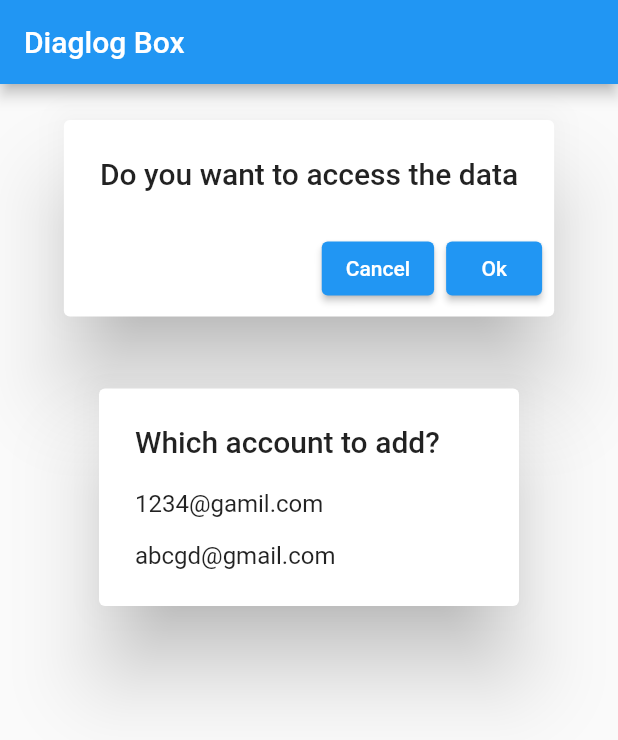
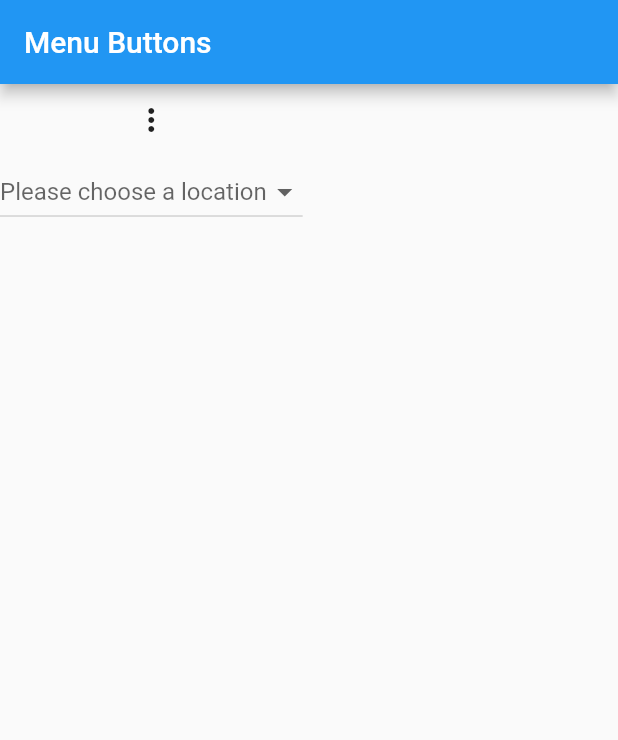
Before and after one commit to bilal1080/Cards, a Flutter app: the screen it shows after launch, on a phone screen of 412 x 824 dp. Shown: the top 740 px of the screen. Run offline on Flutter 3.47's test engine with Material 2 defaults, Android fonts, the phone set to English and light mode, and no system bars.

Commit message:
8th commit

```diff
--- a/lib/Dialog.dart
+++ b/lib/Dialog.dart
@@ -26,6 +26,10 @@ class DialogBox extends StatelessWidget {
                SimpleDialogOption(
                  child: Text("1234@gamil.com"),
                ),
+               Divider(
+                indent: 16,
+                 endIndent: 16,
+              ),
                 SimpleDialogOption(
                  child: Text("abcgd@gmail.com"),
                )
--- /dev/null
+++ b/lib/Menu.dart
@@ -0,0 +1,59 @@
+import 'package:flutter/material.dart';
+
+// ignore: camel_case_types
+class menuButtons extends StatefulWidget {
+
+  @override
+  _menuButtonsState createState() => _menuButtonsState();
+}
+
+// ignore: camel_case_types
+class _menuButtonsState extends State<menuButtons> {
+  List<String> _locations = ['A', 'B', 'C', 'D']; // Option 2
+   String ?selectedLocation;
+  @override
+  Widget build(BuildContext context) {
+
+    String dropdownValue = 'One';
+    return MaterialApp(
+      debugShowCheckedModeBanner: false,
+      home: Scaffold(
+        appBar: AppBar(
+          title: Text("Menu Buttons"),),
+          body: Column(
+            children: [
+              PopupMenuButton(
+                  itemBuilder: (BuildContext context) => <PopupMenuEntry>[
+                    PopupMenuItem(
+                      child: ListTile(
+                        title: Text('item 1'),
+                        leading: Icon(Icons.add),
+                      )),
+                    PopupMenuItem(
+                      child: ListTile(
+                        title: Text('item 2'),
+                        leading: Icon(Icons.move_to_inbox),
+                      ))
+                  ],),
+
+               DropdownButton(
+            hint: Text('Please choose a location'), // Not necessary for Option 1
+            value: selectedLocation,
+            onChanged: (newValue) {
+              setState(() {
+                selectedLocation = newValue as String?;
+              });
+            },
+            items: _locations.map((location) {
+              return DropdownMenuItem(
+                child: new Text(location),
+                value: location,
+              );
+            }).toList(),
+          ),
+              ],
+          ) ,),
+
+    );
+  }
+}
--- a/lib/main.dart
+++ b/lib/main.dart
@@ -1,5 +1,6 @@
 import 'package:flutter/material.dart';
-import 'package:flutter_cards/Dialog.dart';
+import 'package:flutter_cards/Menu.dart';
+//import 'package:flutter_cards/Dialog.dart';
 
 //import 'package:flutter_cards/chips.dart';
 //import 'package:flutter_cards/Button.dart';
@@ -18,7 +19,7 @@ class MyApp extends StatelessWidget {
   Widget build(BuildContext context) {
     return MaterialApp(
       debugShowCheckedModeBanner: false,
-      home: DialogBox(),
+      home: menuButtons(),
     );
   }
 }
```
